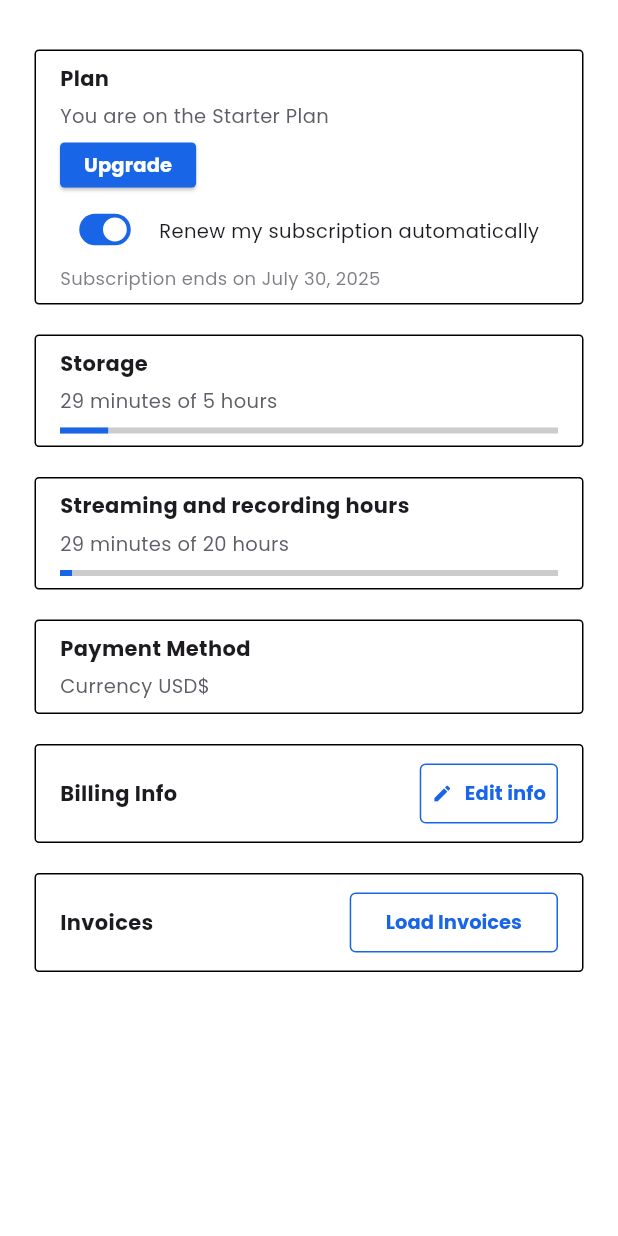
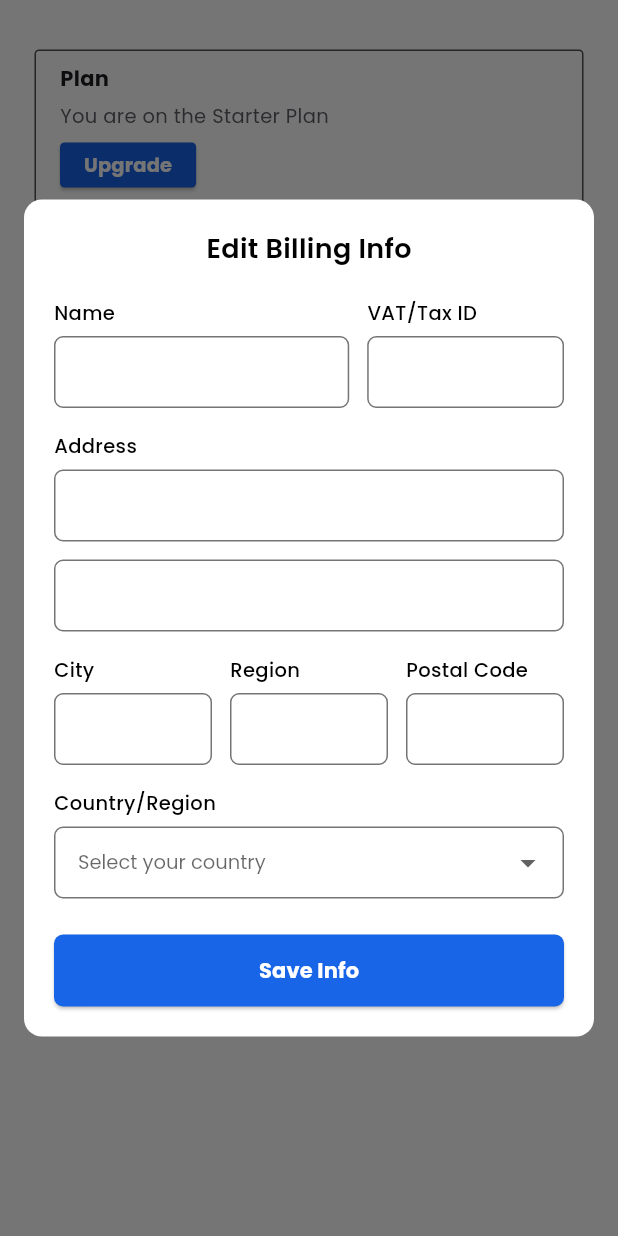
Before and after one commit to Salma28-zahran/streamore_app, a Flutter app: the BillingTab widget shown alone on an empty page, opened directly, after a tap on "Edit info", on a phone screen of 412 x 824 dp. Run offline on Flutter 3.47's test engine with Material 3 defaults, Android fonts, the phone set to English and light mode, and no system bars; our stand-ins replace dropdown_button2, flutter_colorpicker, font_awesome_flutter, google_fonts, permission_handler; missing offline and left inert: flutter_sound.

Commit message:
show info dialog

```diff
--- a/lib/main.dart
+++ b/lib/main.dart
@@ -1,5 +1,4 @@
 import 'package:flutter/material.dart';
-import 'package:flutter_onboarding_slider/background.dart';
 import 'package:streamore_app/my_provider.dart';
 import 'package:streamore_app/on_boarding_screen.dart';
 import 'package:streamore_app/screens/auth/sign_in.dart';
--- a/lib/screens/stream/drawer/settings/billing_tab.dart
+++ b/lib/screens/stream/drawer/settings/billing_tab.dart
@@ -1,5 +1,6 @@
 import 'package:flutter/material.dart';
 import 'package:google_fonts/google_fonts.dart';
+import 'package:streamore_app/utils/billing_info_dialog.dart';
 
 class BillingTab extends StatefulWidget {
   const BillingTab({super.key});
@@ -27,12 +28,14 @@ class _BillingTabState extends State<BillingTab> {
             const SizedBox(height: 33),
             _buildPlanCard(context, fontSize),
             _buildProgressCard(
+              context: context,
               title: 'Storage',
               progress: 29 / (5 * 60),
               label: '29 minutes of 5 hours',
               fontSize: fontSize,
             ),
             _buildProgressCard(
+              context: context,
               title: 'Streaming and recording hours',
               progress: 29 / (20 * 60),
               label: '29 minutes of 20 hours',
@@ -58,7 +61,7 @@ class _BillingTabState extends State<BillingTab> {
                   side: BorderSide(color: Theme.of(context).primaryColor),
                   padding: const EdgeInsets.symmetric(horizontal: 8, vertical: 4),
                 ),
-                onPressed: () {},
+                onPressed: () => showEditBillingInfoDialog(context),
                 icon: Icon(
                   Icons.edit,
                   size: 14,
@@ -177,7 +180,11 @@ class _BillingTabState extends State<BillingTab> {
             'Subscription ends on July 30, 2025',
             style: GoogleFonts.poppins(
               fontSize: fontSize - 1,
-              color: Theme.of(context).textTheme.bodyLarge?.color?.withOpacity(0.8),
+              color: Theme.of(context)
+                  .textTheme
+                  .bodyLarge
+                  ?.color
+                  ?.withAlpha(204),
             ),
           ),
         ],
@@ -186,6 +193,7 @@ class _BillingTabState extends State<BillingTab> {
   }
 
   Widget _buildProgressCard({
+    required BuildContext context,
     required String title,
     required double progress,
     required String label,
@@ -206,11 +214,13 @@ class _BillingTabState extends State<BillingTab> {
     const SizedBox(height: 8),
     LinearProgressIndicator(
       value: progress,
-            backgroundColor: Theme.of(context).dividerColor.withOpacity(0.2),
+      backgroundColor: Theme.of(context).dividerColor.withAlpha(51),
       color: Theme.of(context).primaryColor,
     ),
+    const SizedBox(height: 12),
   ],
 ),
+
     );
   }
 
@@ -240,7 +250,7 @@ class _BillingCard extends StatelessWidget {
       padding: const EdgeInsets.symmetric(horizontal: 16, vertical: 8),
       decoration: BoxDecoration(
         color: Theme.of(context).cardColor,
-        border: Border.all(color: Theme.of(context).dividerColor),
+        border: Border.all(color:Color.fromARGB(255, 83, 80, 80)),
         borderRadius: BorderRadius.circular(3),
       ),
       child: Column(
--- /dev/null
+++ b/lib/utils/billing_info_dialog.dart
@@ -0,0 +1,210 @@
+import 'package:flutter/material.dart';
+import 'package:google_fonts/google_fonts.dart';
+
+void showEditBillingInfoDialog(BuildContext context) {
+  final theme = Theme.of(context);
+  final isLight = theme.brightness == Brightness.light;
+
+  final baseTextColor =
+      isLight ? Colors.black : theme.textTheme.bodyLarge?.color;
+  final borderColor = isLight ? Colors.grey.shade600 : theme.dividerColor;
+  final fillColor = isLight ? Colors.white : theme.cardColor;
+
+  final inputDecoration = InputDecoration(
+    filled: true,
+    fillColor: fillColor,
+    contentPadding: const EdgeInsets.symmetric(horizontal: 12, vertical: 12),
+    border: OutlineInputBorder(
+      borderRadius: BorderRadius.circular(6),
+      borderSide: BorderSide(color: borderColor),
+    ),
+    enabledBorder: OutlineInputBorder(
+      borderRadius: BorderRadius.circular(6),
+      borderSide: BorderSide(color: borderColor),
+    ),
+    focusedBorder: OutlineInputBorder(
+      borderRadius: BorderRadius.circular(6),
+      borderSide: BorderSide(color: theme.primaryColor, width: 1.5),
+    ),
+  );
+
+  showDialog(
+    context: context,
+    builder:
+        (context) => Dialog(
+          backgroundColor: fillColor,
+          insetPadding: const EdgeInsets.all(16),
+          shape: RoundedRectangleBorder(
+            borderRadius: BorderRadius.circular(12),
+          ),
+          child: SingleChildScrollView(
+            padding: const EdgeInsets.all(20),
+            child: Column(
+              mainAxisSize: MainAxisSize.min,
+              crossAxisAlignment: CrossAxisAlignment.start,
+              children: [
+                Center(
+                  child: Text(
+                    'Edit Billing Info',
+                    style: GoogleFonts.poppins(
+                      fontSize: 18,
+                      fontWeight: FontWeight.w600,
+                      color: baseTextColor,
+                    ),
+                  ),
+                ),
+                const SizedBox(height: 20),
+
+                Row(
+                  children: [
+                    Flexible(
+                      flex: 3,
+                      child: _buildLabeledField(
+                        'Name',
+                        inputDecoration,
+                        theme,
+                        isLight,
+                      ),
+                    ),
+                    const SizedBox(width: 12),
+                    Flexible(
+                      flex: 2,
+                      child: _buildLabeledField(
+                        'VAT/Tax ID',
+                        inputDecoration,
+                        theme,
+                        isLight,
+                      ),
+                    ),
+                  ],
+                ),
+
+                const SizedBox(height: 16),
+
+                _buildLabeledField('Address', inputDecoration, theme, isLight),
+                const SizedBox(height: 12),
+                _buildLabeledField('', inputDecoration, theme, isLight),
+                const SizedBox(height: 16),
+
+                Row(
+                  children: [
+                    Expanded(
+                      child: _buildLabeledField(
+                        'City',
+                        inputDecoration,
+                        theme,
+                        isLight,
+                      ),
+                    ),
+                    const SizedBox(width: 12),
+                    Expanded(
+                      child: _buildLabeledField(
+                        'Region',
+                        inputDecoration,
+                        theme,
+                        isLight,
+                      ),
+                    ),
+                    const SizedBox(width: 12),
+                    Expanded(
+                      child: _buildLabeledField(
+                        'Postal Code',
+                        inputDecoration,
+                        theme,
+                        isLight,
+                      ),
+                    ),
+                  ],
+                ),
+                const SizedBox(height: 16),
+
+                Column(
+                  crossAxisAlignment: CrossAxisAlignment.start,
+                  children: [
+                    Text(
+                      'Country/Region',
+                      style: GoogleFonts.poppins(
+                        fontSize: 13,
+                        fontWeight: FontWeight.w500,
+                        color: baseTextColor,
+                      ),
+                    ),
+                    const SizedBox(height: 6),
+                    DropdownButtonFormField<String>(
+                      items: const [
+                        DropdownMenuItem(value: 'C', child: Text('Cairo')),
+                        DropdownMenuItem(value: 'A', child: Text('Alex')),
+                      ],
+                      onChanged: (value) {},
+                      decoration: inputDecoration.copyWith(
+                        hintText: 'Select your country',
+                        hintStyle: GoogleFonts.poppins(
+                          fontSize: 13,
+                          color: theme.hintColor,
+                        ),
+                      ),
+                      style: GoogleFonts.poppins(
+                        fontSize: 13,
+                        color: baseTextColor,
+                      ),
+                    ),
+                  ],
+                ),
+                const SizedBox(height: 24),
+
+                SizedBox(
+                  width: double.infinity,
+                  child: ElevatedButton(
+                    onPressed: () => Navigator.of(context).pop(),
+                    style: ElevatedButton.styleFrom(
+                      backgroundColor: theme.primaryColor,
+                      padding: const EdgeInsets.symmetric(vertical: 14),
+                      shape: RoundedRectangleBorder(
+                        borderRadius: BorderRadius.circular(6),
+                      ),
+                    ),
+                    child: Text(
+                      'Save Info',
+                      style: GoogleFonts.poppins(
+                        fontWeight: FontWeight.bold,
+                        fontSize: 14,
+                        color: Colors.white,
+                      ),
+                    ),
+                  ),
+                ),
+              ],
+            ),
+          ),
+        ),
+  );
+}
+
+Widget _buildLabeledField(
+  String label,
+  InputDecoration decoration,
+  ThemeData theme,
+  bool isLight,
+) {
+  final labelColor = isLight ? Colors.black : theme.textTheme.bodyLarge?.color;
+
+  return Column(
+    crossAxisAlignment: CrossAxisAlignment.start,
+    children: [
+      if (label.isNotEmpty)
+        Text(
+          label,
+          style: GoogleFonts.poppins(
+            fontSize: 13,
+            fontWeight: FontWeight.w500,
+            color: labelColor,
+          ),
+        ),
+      if (label.isNotEmpty) const SizedBox(height: 6),
+      TextFormField(
+        decoration: decoration.copyWith(labelText: null),
+        style: GoogleFonts.poppins(fontSize: 13, color: labelColor),
+      ),
+    ],
+  );
+}
```
Lines whose indentation alone changed are shown as unchanged.
